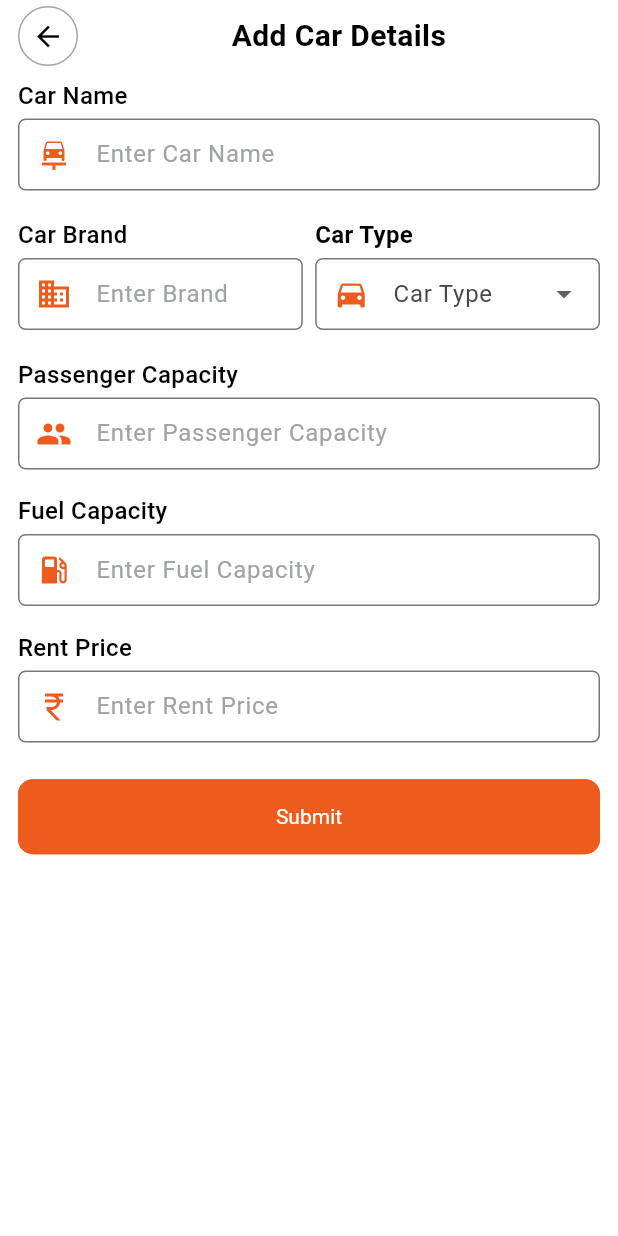
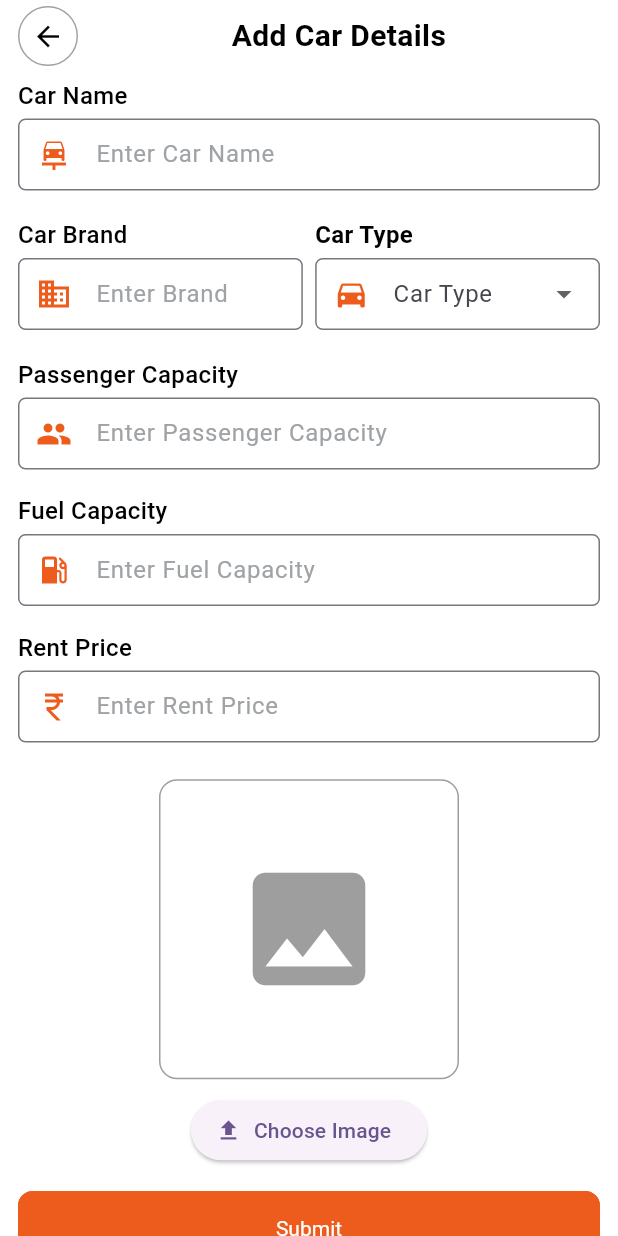
Before and after one commit to sijalneupane/car_rental_system, a Flutter app: the AddCarForm screen opened directly, on a phone screen of 412 x 824 dp. Run offline on Flutter 3.47's test engine with Material 3 defaults, Android fonts, the phone set to English and light mode, and no system bars; our stand-ins replace cloud_firestore, dio, firebase_core, flutter_spinkit, font_awesome_flutter, image_picker and 4 more; accounts and stored records are empty.

Commit message:
Image upload POC created. Needs further imporvement and integration

```diff
--- a/lib/add_car_form.dart
+++ b/lib/add_car_form.dart
@@ -7,6 +7,7 @@ import 'package:car_rental_system/widgets/custom_back_page_icon.dart';
 import 'package:car_rental_system/widgets/custom_dropdown.dart';
 import 'package:car_rental_system/widgets/custom_elevatedbutton.dart';
 import 'package:car_rental_system/widgets/custom_icons.dart';
+import 'package:car_rental_system/widgets/custom_image_picker.dart';
 import 'package:car_rental_system/widgets/custom_sized_box.dart';
 import 'package:car_rental_system/widgets/custom_text.dart';
 import 'package:car_rental_system/widgets/custom_textformfield.dart';
@@ -176,6 +177,10 @@ class _AddCarFormState extends State<AddCarForm> {
               CustomSizedBox(
                 height: 0.02,
               ),
+             const CustomImagePicker(),
+              CustomSizedBox(
+                height: 0.02,
+              ),
               // Submit Button
               CustomElevatedbutton(
                 onPressed: ()  {
@@ -233,4 +238,5 @@ class _AddCarFormState extends State<AddCarForm> {
       ),
     );
   }
+
 }
--- a/lib/core/util/string_utils.dart
+++ b/lib/core/util/string_utils.dart
@@ -152,6 +152,7 @@ const String carTypeLabelStr="Car Type";
 const String totalPassengerCapacityLabelStr="Passenger Capacity";
 const String fuelCapacityLabelStr="Fuel Capacity";
 const String priceLabelStr="Rent Price";
+const String imagePickerLabelStr="Select Image";
 
 const String carNameHintStr="Enter Car Name";
 const String carImageHintStr="Enter Car Image";
--- a/lib/login.dart
+++ b/lib/login.dart
@@ -183,6 +183,7 @@ class _LoginPgaeState extends State<LoginPgae> {
                                 await prefs.setBool('isLoggedIn', true);
                               }
                               DisplaySnackbar.show(
+                                  // ignore: use_build_context_synchronously
                                   context, loginSuccessfullyStr);
                               RouteGenerator.navigateToPageWithoutStack(
                                   // ignore: use_build_context_synchronously
@@ -191,6 +192,7 @@ class _LoginPgaeState extends State<LoginPgae> {
                             } else {
                               DisplaySnackbar.show(
                                   isError: true,
+                                  // ignore: use_build_context_synchronously
                                   context,
                                   credentialsDidnotMatchStr,
                                   icon: Icons.error_outline);
@@ -205,6 +207,7 @@ class _LoginPgaeState extends State<LoginPgae> {
                           });
                           // ignore: use_build_context_synchronously
                           DisplaySnackbar.show(
+                                  // ignore: use_build_context_synchronously
                               context, failedStr + e.toString());
                         }
                       });
--- a/lib/main.dart
+++ b/lib/main.dart
@@ -4,6 +4,7 @@ import 'package:car_rental_system/car_details_page.dart';
 import 'package:car_rental_system/firebase_options.dart';
 import 'package:car_rental_system/login.dart';
 import 'package:car_rental_system/splash_screen.dart';
+import 'package:car_rental_system/upload_image_demo.dart';
 import 'package:firebase_core/firebase_core.dart';
 import 'package:flutter/material.dart';
 
@@ -29,6 +30,7 @@ class MyApp extends StatelessWidget {
         useMaterial3: true,
       ),
       debugShowCheckedModeBanner: false,
+      // home: CloudinaryUploadWithDio() ,
       home: SplashScreen() ,
       // home: CarDetailsPage(),
       // home: BookingPage(),
--- a/lib/splash_screen.dart
+++ b/lib/splash_screen.dart
@@ -56,7 +56,7 @@ class _SplashScreenState extends State<SplashScreen> {
     return Scaffold(
       body:buildNumber==null?Loader.backdropFilter(context): Column(
         crossAxisAlignment: CrossAxisAlignment.center,
-        mainAxisAlignment: MainAxisAlignment.spaceAround,
+        mainAxisAlignment: MainAxisAlignment.spaceEvenly,
         children: [
           Image.asset(
             logoPath,
--- /dev/null
+++ b/lib/widgets/custom_image_picker.dart
@@ -0,0 +1,65 @@
+import 'dart:io';
+import 'package:flutter/material.dart';
+import 'package:image_picker/image_picker.dart';
+
+class CustomImagePicker extends StatefulWidget {
+  final String? initialImageUrl; // For update scenario
+
+  const CustomImagePicker({super.key, this.initialImageUrl});
+
+  @override
+  State<CustomImagePicker> createState() => _CustomImagePickerState();
+}
+
+class _CustomImagePickerState extends State<CustomImagePicker> {
+  File? _imageFile;
+  final ImagePicker _picker = ImagePicker();
+
+  Future<void> _pickImage() async {
+    final picked = await _picker.pickImage(source: ImageSource.gallery);
+    if (picked != null) {
+      setState(() {
+        _imageFile = File(picked.path);
+      });
+    }
+  }
+
+  Widget _buildImagePreview() {
+    if (_imageFile != null) {
+      return Image.file(_imageFile!, width: 200, height: 200, fit: BoxFit.cover);
+    } else if (widget.initialImageUrl != null) {
+      return Image.network(widget.initialImageUrl!, width: 200, height: 200, fit: BoxFit.cover);
+    } else {
+      return const Icon(Icons.image, size: 100, color: Colors.grey);
+    }
+  }
+
+  @override
+  Widget build(BuildContext context) {
+    return Column(
+      children: [
+        InkWell(
+          onTap: _pickImage,
+          child: Container(
+            width: 200,
+            height: 200,
+            decoration: BoxDecoration(
+              border: Border.all(color: Colors.grey),
+              borderRadius: BorderRadius.circular(12),
+            ),
+            child: ClipRRect(
+              borderRadius: BorderRadius.circular(12),
+              child: _buildImagePreview(),
+            ),
+          ),
+        ),
+        const SizedBox(height: 10),
+        ElevatedButton.icon(
+          onPressed: _pickImage,
+          icon: const Icon(Icons.upload),
+          label: const Text("Choose Image"),
+        ),
+      ],
+    );
+  }
+}
--- a/pubspec.yaml
+++ b/pubspec.yaml
@@ -45,6 +45,8 @@ dependencies:
   readmore: ^3.0.0
   flutter_platform_alert: ^0.7.0
   package_info_plus: ^8.3.0
+  image_picker: ^1.1.2
+  path: ^1.9.1
 
 dev_dependencies:
   flutter_test:
```
Also changed, not shown: lib/upload_image_demo.dart (added, +102 -0 lines), pubspec.lock, 10 other files.
